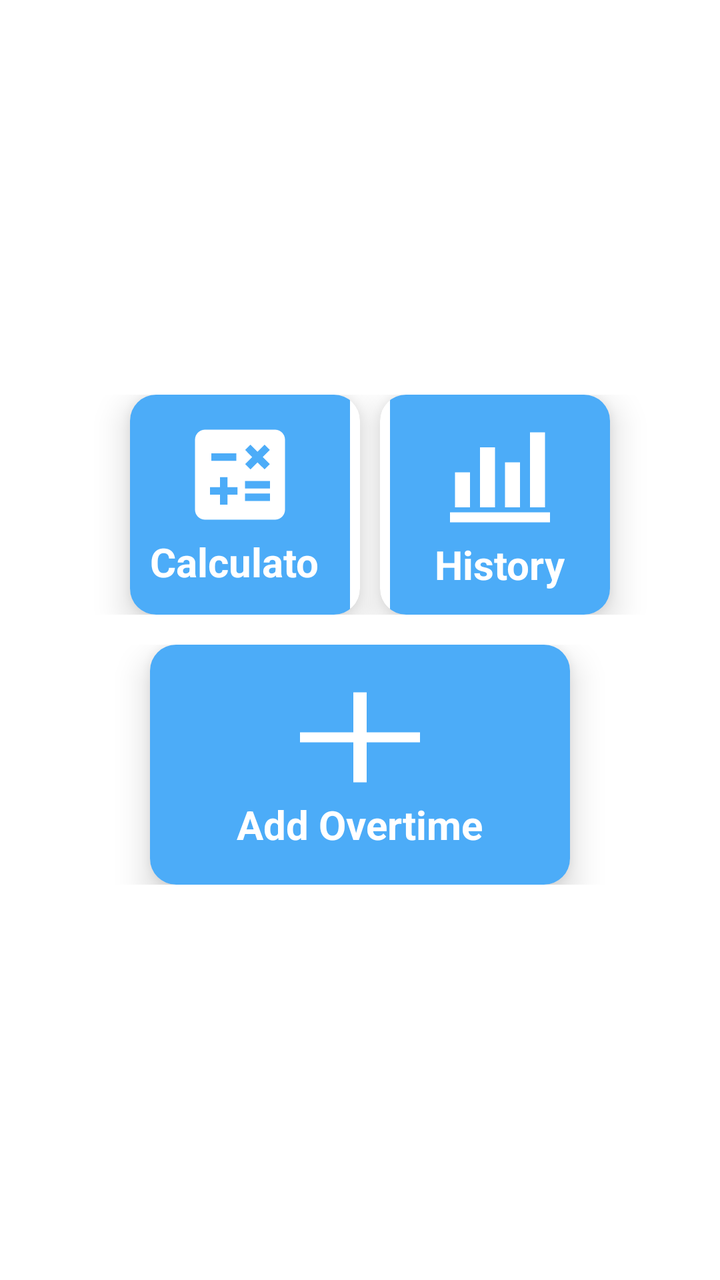
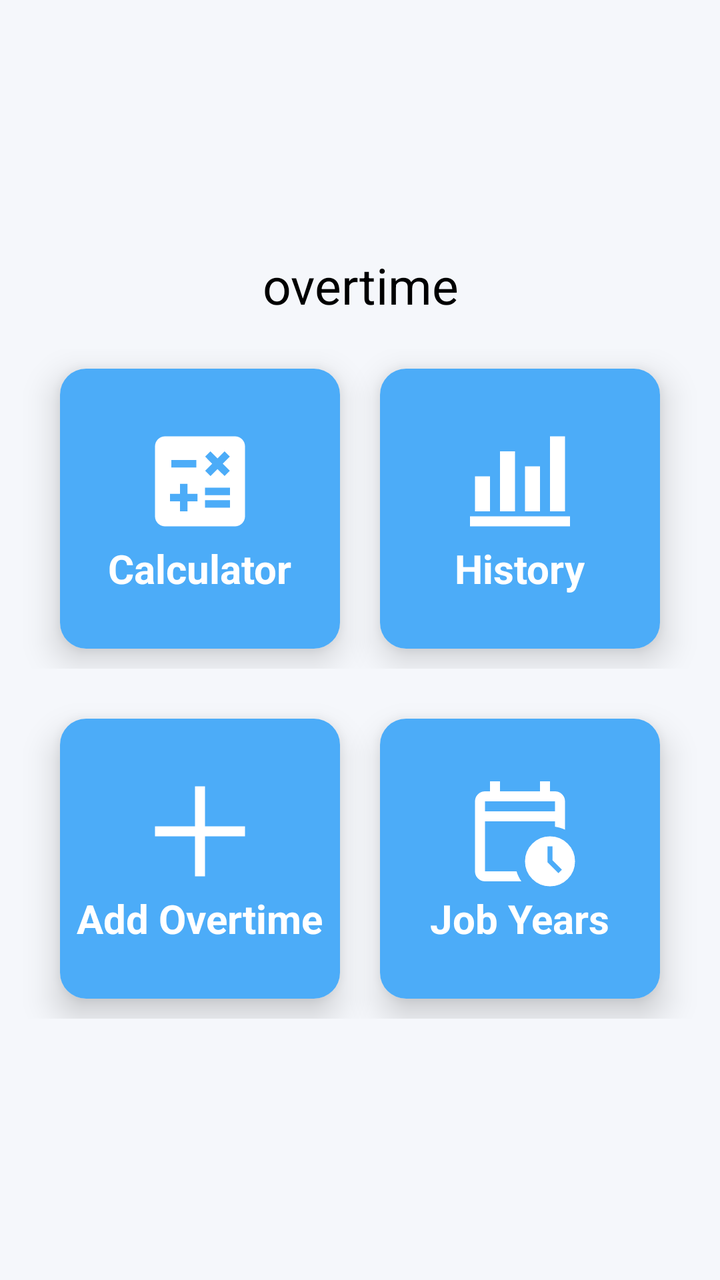

Before-and-after screenshots of an Android layout around one commit, followed by the original layout XML and the change that was made.
<!-- AndroidManifest.xml: application theme Theme.MyApps -->
<!-- res/layout/activity_main.xml -->
<?xml version="1.0" encoding="utf-8"?>
<LinearLayout xmlns:android="http://schemas.android.com/apk/res/android"
    xmlns:app="http://schemas.android.com/apk/res-auto"
    xmlns:tools="http://schemas.android.com/tools"
    android:id="@+id/main"
    android:layout_width="match_parent"
    android:layout_height="match_parent"
    android:gravity="center"
    android:orientation="vertical"
    android:background="@color/white"
    tools:context=".MainActivity">



    <LinearLayout
        android:layout_width="match_parent"
        android:layout_height="wrap_content"
        android:gravity="center"
        android:padding="5dp"
        android:orientation="horizontal">


        <androidx.cardview.widget.CardView
            android:layout_width="wrap_content"
            android:layout_height="wrap_content"
            app:cardElevation="10dp"
            android:layout_marginStart="10dp"
            app:cardCornerRadius="13dp"
            >

            <LinearLayout
                android:id="@+id/calculator_icon"
                android:layout_width="110dp"
                android:layout_height="110dp"
                android:orientation="vertical"
                android:gravity="center"
                android:padding="10dp"
                android:layout_marginEnd="5dp"
                android:background="@color/rootColour">

                <ImageView
                    android:layout_width="60dp"
                    android:layout_height="60dp"
                    android:contentDescription="TODO"
                    android:src="@drawable/baseline_calculate_24"
                    android:scaleType="fitXY"/>

                <TextView
                    android:layout_width="wrap_content"
                    android:layout_height="wrap_content"
                    android:text="Calculator"
                    android:textColor="@color/white"
                    android:textStyle="bold"
                    android:textSize="20sp"/>
            </LinearLayout>

        </androidx.cardview.widget.CardView>



        <androidx.cardview.widget.CardView
            android:layout_width="wrap_content"
            android:layout_height="wrap_content"
            app:cardElevation="10dp"
            android:layout_marginStart="10dp"
            app:cardCornerRadius="13dp"
            >

            <LinearLayout
                android:id="@+id/history_icon"
                android:layout_width="110dp"
                android:layout_height="110dp"
                android:orientation="vertical"
                android:gravity="center"
                android:padding="10dp"
                android:layout_marginStart="5dp"
                android:background="@color/rootColour">

                <ImageView
                    android:layout_width="60dp"
                    android:layout_height="60dp"
                    android:contentDescription="TODO"
                    android:src="@drawable/outline_history"
                    android:scaleType="fitXY"/>

                <TextView
                    android:layout_width="wrap_content"
                    android:layout_height="wrap_content"
                    android:text="History"
                    android:textColor="@color/white"
                    android:textStyle="bold"
                    android:textSize="20sp"/>
            </LinearLayout>

        </androidx.cardview.widget.CardView>

    </LinearLayout>



    <LinearLayout
        android:layout_width="match_parent"
        android:layout_height="wrap_content"
        android:orientation="horizontal"
        android:padding="5dp"
        android:layout_marginTop="5dp"
        android:gravity="center">

        <androidx.cardview.widget.CardView
            android:layout_width="wrap_content"
            android:layout_height="wrap_content"
            app:cardElevation="10dp"
            app:cardCornerRadius="13dp"
            >

            <LinearLayout
                android:id="@+id/add_icon"
                android:layout_width="210dp"
                android:layout_height="120dp"
                android:orientation="vertical"
                android:gravity="center"
                android:background="@color/rootColour">

                <ImageView
                    android:layout_width="80dp"
                    android:layout_height="60dp"
                    android:contentDescription="TODO"
                    android:src="@drawable/outline_add_2_24"
                    android:scaleType="fitXY"/>

                <TextView
                    android:layout_width="wrap_content"
                    android:layout_height="wrap_content"
                    android:text="Add Overtime"
                    android:textColor="@color/white"
                    android:textStyle="bold"
                    android:textSize="20sp"/>
            </LinearLayout>


        </androidx.cardview.widget.CardView>



    </LinearLayout>






</LinearLayout>
<!-- resources referenced by this layout -->
<resources>
  <color name="rootColour">#4CACF8</color>
  <color name="white">#FFFFFFFF</color>
  <!-- drawable baseline_calculate_24 (drawable) -->
  <vector xmlns:android="http://schemas.android.com/apk/res/android" android:height="24dp" android:tint="#FFFFFF" android:viewportHeight="24" android:viewportWidth="24" android:width="24dp">
        
      <path android:fillColor="@android:color/white" android:pathData="M19,3H5C3.9,3 3,3.9 3,5v14c0,1.1 0.9,2 2,2h14c1.1,0 2,-0.9 2,-2V5C21,3.9 20.1,3 19,3zM13.03,7.06L14.09,6l1.41,1.41L16.91,6l1.06,1.06l-1.41,1.41l1.41,1.41l-1.06,1.06L15.5,9.54l-1.41,1.41l-1.06,-1.06l1.41,-1.41L13.03,7.06zM6.25,7.72h5v1.5h-5V7.72zM11.5,16h-2v2H8v-2H6v-1.5h2v-2h1.5v2h2V16zM18,17.25h-5v-1.5h5V17.25zM18,14.75h-5v-1.5h5V14.75z"/>
      
  </vector>
  <!-- drawable outline_add_2_24 (drawable) -->
  <vector xmlns:android="http://schemas.android.com/apk/res/android" android:height="24dp" android:tint="@color/white" android:viewportHeight="960" android:viewportWidth="960" android:width="24dp">
        
      <path android:fillColor="@android:color/white" android:pathData="M440,840L440,520L120,520L120,440L440,440L440,120L520,120L520,440L840,440L840,520L520,520L520,840L440,840Z"/>
      
  </vector>
  <!-- drawable outline_history (drawable) -->
  <vector xmlns:android="http://schemas.android.com/apk/res/android" android:height="24dp" android:tint="@color/white" android:viewportHeight="960" android:viewportWidth="960" android:width="24dp">
        
      <path android:fillColor="@android:color/white" android:pathData="M80,840L80,760L880,760L880,840L80,840ZM120,720L120,440L240,440L240,720L120,720ZM320,720L320,240L440,240L440,720L320,720ZM520,720L520,360L640,360L640,720L520,720ZM720,720L720,120L840,120L840,720L720,720Z"/>
      
  </vector>
  <style name="Theme.MyApps" parent="Base.Theme.MyApps" />
  <style name="Base.Theme.MyApps" parent="Theme.Material3.DayNight.NoActionBar">
          
          
          <item name="android:statusBarColor">@color/white</item>
          <item name="android:windowLightStatusBar">false</item>
  
      </style>
</resources>

<!-- the commit's change to res/layout/activity_main.xml (unified diff, before → after) -->
@@ -7,8 +7,18 @@
     android:layout_height="match_parent"
     android:gravity="center"
     android:orientation="vertical"
-    android:background="@color/white"
+    android:background="#F5F7FB"
     tools:context=".MainActivity">
+
+    <TextView
+        android:layout_width="match_parent"
+        android:layout_height="wrap_content"
+        android:textAlignment="center"
+        android:text="overtime"
+        android:textColor="@color/black"
+        android:textSize="25sp"
+        android:layout_marginBottom="10dp"
+        android:id="@+id/otMain"/>
 
 
 
@@ -24,18 +34,17 @@
             android:layout_width="wrap_content"
             android:layout_height="wrap_content"
             app:cardElevation="10dp"
-            android:layout_marginStart="10dp"
             app:cardCornerRadius="13dp"
+            android:layout_margin="10dp"
+
             >
 
             <LinearLayout
                 android:id="@+id/calculator_icon"
-                android:layout_width="110dp"
-                android:layout_height="110dp"
+                android:layout_width="140dp"
+                android:layout_height="140dp"
                 android:orientation="vertical"
                 android:gravity="center"
-                android:padding="10dp"
-                android:layout_marginEnd="5dp"
                 android:background="@color/rootColour">
 
                 <ImageView
@@ -62,18 +71,16 @@
             android:layout_width="wrap_content"
             android:layout_height="wrap_content"
             app:cardElevation="10dp"
-            android:layout_marginStart="10dp"
+            android:layout_margin="10dp"
             app:cardCornerRadius="13dp"
             >
 
             <LinearLayout
                 android:id="@+id/history_icon"
-                android:layout_width="110dp"
-                android:layout_height="110dp"
+                android:layout_width="140dp"
+                android:layout_height="140dp"
                 android:orientation="vertical"
                 android:gravity="center"
-                android:padding="10dp"
-                android:layout_marginStart="5dp"
                 android:background="@color/rootColour">
 
                 <ImageView
@@ -111,18 +118,19 @@
             android:layout_height="wrap_content"
             app:cardElevation="10dp"
             app:cardCornerRadius="13dp"
+            android:layout_margin="10dp"
             >
 
             <LinearLayout
                 android:id="@+id/add_icon"
-                android:layout_width="210dp"
-                android:layout_height="120dp"
+                android:layout_width="140dp"
+                android:layout_height="140dp"
                 android:orientation="vertical"
                 android:gravity="center"
                 android:background="@color/rootColour">
 
                 <ImageView
-                    android:layout_width="80dp"
+                    android:layout_width="60dp"
                     android:layout_height="60dp"
                     android:contentDescription="TODO"
                     android:src="@drawable/outline_add_2_24"
@@ -132,6 +140,41 @@
                     android:layout_width="wrap_content"
                     android:layout_height="wrap_content"
                     android:text="Add Overtime"
+                    android:textColor="@color/white"
+                    android:textStyle="bold"
+                    android:textSize="20sp"/>
+            </LinearLayout>
+
+
+        </androidx.cardview.widget.CardView>
+
+        <androidx.cardview.widget.CardView
+            android:layout_width="wrap_content"
+            android:layout_height="wrap_content"
+            app:cardElevation="10dp"
+            app:cardCornerRadius="13dp"
+            android:layout_margin="10dp"
+            >
+
+            <LinearLayout
+                android:id="@+id/JobYear_icon"
+                android:layout_width="140dp"
+                android:layout_height="140dp"
+                android:orientation="vertical"
+                android:gravity="center"
+                android:background="@color/rootColour">
+
+                <ImageView
+                    android:layout_width="60dp"
+                    android:layout_height="60dp"
+                    android:contentDescription="TODO"
+                    android:src="@drawable/outline_calendar_clock_24"
+                    android:scaleType="fitXY"/>
+
+                <TextView
+                    android:layout_width="wrap_content"
+                    android:layout_height="wrap_content"
+                    android:text="Job Years"
                     android:textColor="@color/white"
                     android:textStyle="bold"
                     android:textSize="20sp"/>
<!-- resource entries referenced after the edit -->
@@ -1,5 +1,6 @@
 <!-- resources referenced by this layout -->
 <resources>
+  <color name="black">#FF000000</color>
   <color name="rootColour">#4CACF8</color>
   <color name="white">#FFFFFFFF</color>
   <!-- drawable baseline_calculate_24 (drawable) -->
@@ -12,6 +13,12 @@
   <vector xmlns:android="http://schemas.android.com/apk/res/android" android:height="24dp" android:tint="@color/white" android:viewportHeight="960" android:viewportWidth="960" android:width="24dp">
         
       <path android:fillColor="@android:color/white" android:pathData="M440,840L440,520L120,520L120,440L440,440L440,120L520,120L520,440L840,440L840,520L520,520L520,840L440,840Z"/>
+      
+  </vector>
+  <!-- drawable outline_calendar_clock_24 (drawable) -->
+  <vector xmlns:android="http://schemas.android.com/apk/res/android" android:height="24dp" android:tint="#FFFFFF" android:viewportHeight="960" android:viewportWidth="960" android:width="24dp">
+        
+      <path android:fillColor="@android:color/white" android:pathData="M200,320L760,320L760,240Q760,240 760,240Q760,240 760,240L200,240Q200,240 200,240Q200,240 200,240L200,320ZM200,320L200,240Q200,240 200,240Q200,240 200,240L200,240Q200,240 200,240Q200,240 200,240L200,320ZM200,880Q167,880 143.5,856.5Q120,833 120,800L120,240Q120,207 143.5,183.5Q167,160 200,160L240,160L240,80L320,80L320,160L640,160L640,80L720,80L720,160L760,160Q793,160 816.5,183.5Q840,207 840,240L840,467Q821,458 801,452Q781,446 760,443L760,400L200,400L200,800Q200,800 200,800Q200,800 200,800L452,800Q459,822 468.5,842Q478,862 491,880L200,880ZM578.5,861.5Q520,803 520,720Q520,637 578.5,578.5Q637,520 720,520Q803,520 861.5,578.5Q920,637 920,720Q920,803 861.5,861.5Q803,920 720,920Q637,920 578.5,861.5ZM787,815L815,787L740,712L740,600L700,600L700,728L787,815Z"/>
       
   </vector>
   <!-- drawable outline_history (drawable) -->
